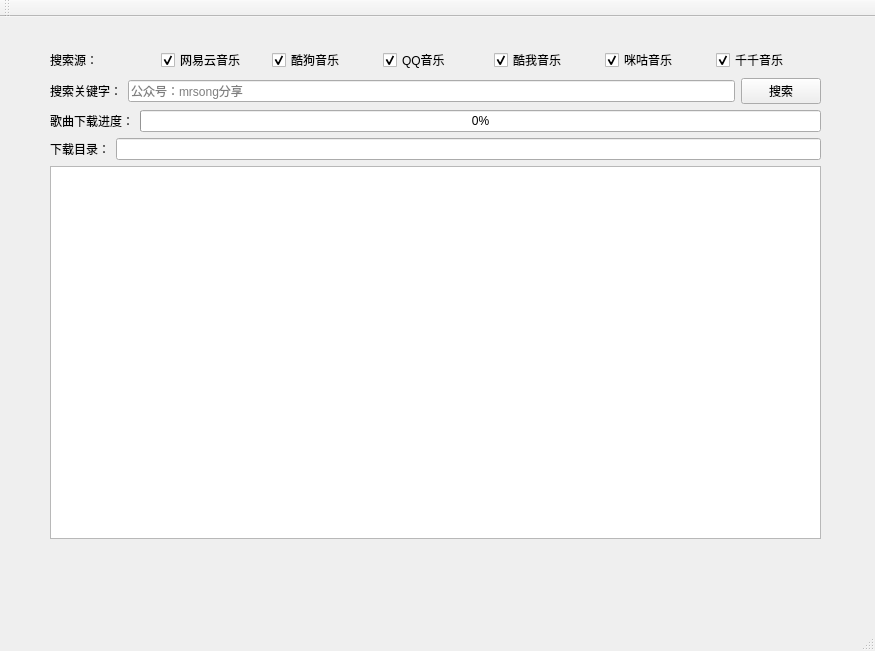
This is python-gui/music_loader_gui/music_loader_gui.ui in songzigg/python-learn as Qt 5 draws it before an edit. The edited form follows.
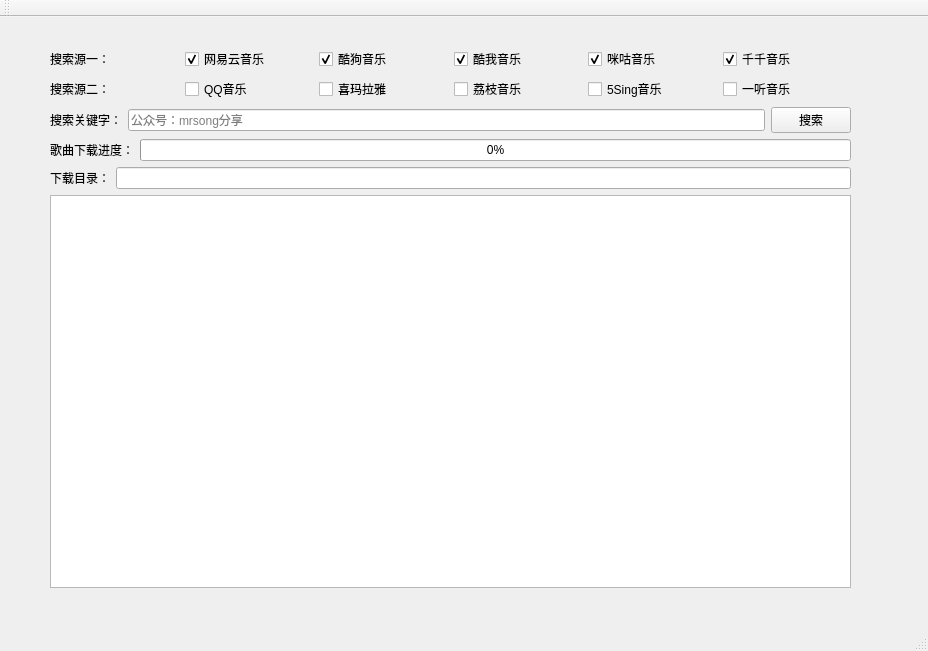
This is the edited form.

Commit message: 增加音乐搜索渠道以及来源调整

```diff
--- a/python-gui/music_loader_gui/music_loader_gui.ui
+++ b/python-gui/music_loader_gui/music_loader_gui.ui
@@ -6,7 +6,7 @@
    <rect>
     <x>0</x>
     <y>0</y>
-    <width>875</width>
+    <width>928</width>
     <height>651</height>
    </rect>
   </property>
@@ -18,12 +18,12 @@
     <property name="geometry">
      <rect>
       <x>50</x>
-      <y>31</y>
-      <width>771</width>
-      <height>491</height>
+      <y>30</y>
+      <width>801</width>
+      <height>541</height>
      </rect>
     </property>
-    <layout class="QVBoxLayout" name="verticalLayout_3">
+    <layout class="QVBoxLayout" name="verticalLayout_2">
      <item>
       <layout class="QVBoxLayout" name="verticalLayout">
        <item>
@@ -31,7 +31,7 @@
          <item>
           <widget class="QLabel" name="label">
            <property name="text">
-            <string>搜索源：</string>
+            <string>搜索源一：</string>
            </property>
           </widget>
          </item>
@@ -55,16 +55,6 @@
            </property>
           </widget>
          </item>
-         <item>
-          <widget class="QCheckBox" name="checkBox_QQ">
-           <property name="text">
-            <string>QQ音乐</string>
-           </property>
-           <property name="checked">
-            <bool>true</bool>
-           </property>
-          </widget>
-         </item>
          <item>
           <widget class="QCheckBox" name="checkBox_kw">
            <property name="text">
@@ -100,12 +90,82 @@
        <item>
         <layout class="QHBoxLayout" name="horizontalLayout_2">
          <item>
+          <widget class="QLabel" name="label_1">
+           <property name="text">
+            <string>搜索源二：</string>
+           </property>
+          </widget>
+         </item>
+         <item>
+          <widget class="QCheckBox" name="checkBox_QQ">
+           <property name="enabled">
+            <bool>true</bool>
+           </property>
+           <property name="text">
+            <string>QQ音乐</string>
+           </property>
+           <property name="checkable">
+            <bool>true</bool>
+           </property>
+           <property name="checked">
+            <bool>false</bool>
+           </property>
+          </widget>
+         </item>
+         <item>
+          <widget class="QCheckBox" name="checkBox_ximalaya">
+           <property name="text">
+            <string>喜玛拉雅</string>
+           </property>
+           <property name="checked">
+            <bool>false</bool>
+           </property>
+          </widget>
+         </item>
+         <item>
+          <widget class="QCheckBox" name="checkBox_lizhi">
+           <property name="text">
+            <string>荔枝音乐</string>
+           </property>
+           <property name="checked">
+            <bool>false</bool>
+           </property>
+          </widget>
+         </item>
+         <item>
+          <widget class="QCheckBox" name="checkBox_5s">
+           <property name="text">
+            <string>5Sing音乐</string>
+           </property>
+           <property name="checked">
+            <bool>false</bool>
+           </property>
+          </widget>
+         </item>
+         <item>
+          <widget class="QCheckBox" name="checkBox_yiting">
+           <property name="text">
+            <string>一听音乐</string>
+           </property>
+           <property name="checked">
+            <bool>false</bool>
+           </property>
+          </widget>
+         </item>
+        </layout>
+       </item>
+       <item>
+        <layout class="QHBoxLayout" name="horizontalLayout_5">
+         <item>
           <widget class="QLabel" name="label_2">
            <property name="text">
             <string>搜索关键字：</string>
            </property>
           </widget>
          </item>
+         <item>
+          <layout class="QHBoxLayout" name="horizontalLayout_3"/>
+         </item>
          <item>
           <widget class="QLineEdit" name="lineEdit">
            <property name="placeholderText">
@@ -123,7 +183,7 @@
         </layout>
        </item>
        <item>
-        <layout class="QHBoxLayout" name="horizontalLayout_3">
+        <layout class="QHBoxLayout" name="horizontalLayout_6">
          <item>
           <widget class="QLabel" name="label_3">
            <property name="text">
@@ -140,12 +200,8 @@
          </item>
         </layout>
        </item>
-      </layout>
-     </item>
-     <item>
-      <layout class="QHBoxLayout" name="horizontalLayout_4">
        <item>
-        <layout class="QVBoxLayout" name="verticalLayout_2">
+        <layout class="QHBoxLayout" name="horizontalLayout_4">
          <item>
           <widget class="QLabel" name="label_4">
            <property name="text">
@@ -153,11 +209,11 @@
            </property>
           </widget>
          </item>
+         <item>
+          <widget class="QLineEdit" name="lineEdit_2"/>
+         </item>
         </layout>
        </item>
-       <item>
-        <widget class="QLineEdit" name="lineEdit_2"/>
-       </item>
       </layout>
      </item>
      <item>
```
The commit also changes 12 other files.
